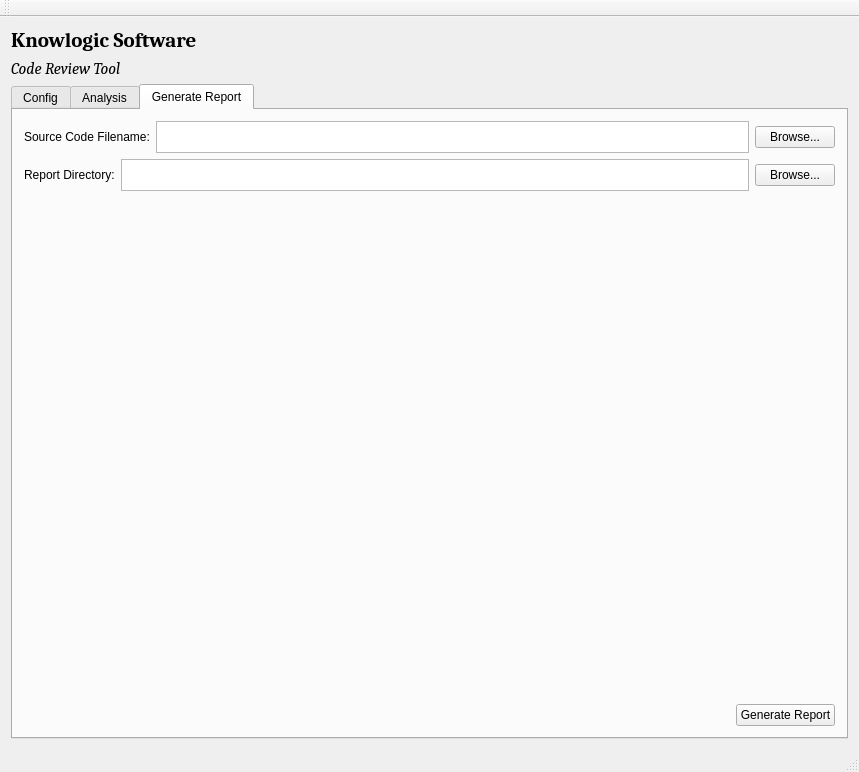
jvahue/codereview1, file crmainwindow.ui: the form before one commit.
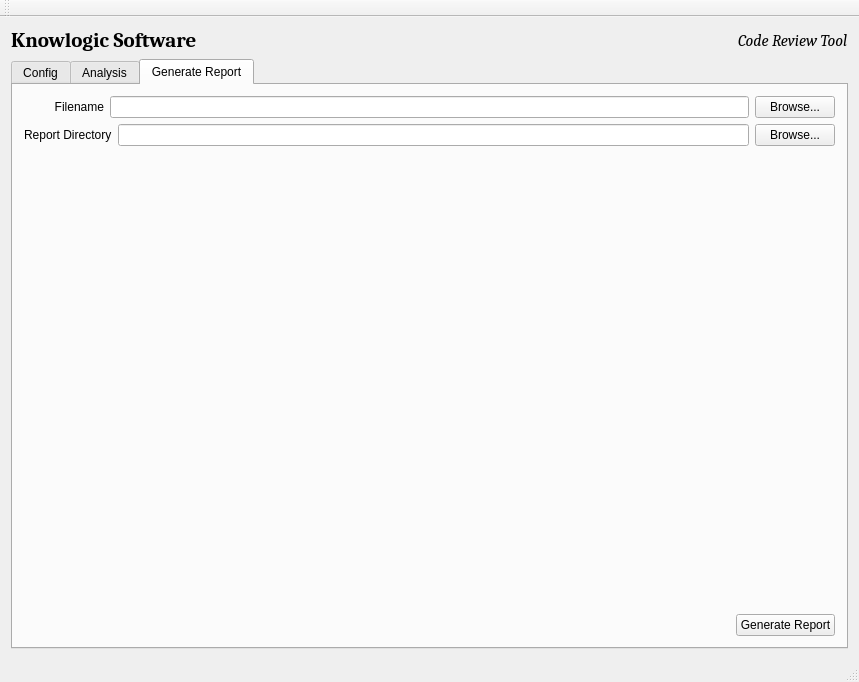
The form after the commit. The open tabs and pages were chosen to show the change.

Diff of the .ui file:
```diff
--- a/crmainwindow.ui
+++ b/crmainwindow.ui
@@ -7,7 +7,7 @@
     <x>0</x>
     <y>0</y>
     <width>855</width>
-    <height>772</height>
+    <height>682</height>
    </rect>
   </property>
   <property name="windowTitle">
@@ -18,7 +18,18 @@
     <item>
      <layout class="QVBoxLayout" name="verticalLayout">
       <item>
+       <layout class="QHBoxLayout" name="horizontalLayout_18">
+        <property name="topMargin">
+         <number>0</number>
+        </property>
+        <item>
        <widget class="QLabel" name="label">
+          <property name="sizePolicy">
+           <sizepolicy hsizetype="Preferred" vsizetype="Preferred">
+            <horstretch>1</horstretch>
+            <verstretch>0</verstretch>
+           </sizepolicy>
+          </property>
         <property name="font">
          <font>
           <family>Cambria</family>
@@ -34,6 +45,12 @@
       </item>
       <item>
        <widget class="QLabel" name="label_2">
+          <property name="sizePolicy">
+           <sizepolicy hsizetype="Preferred" vsizetype="Preferred">
+            <horstretch>0</horstretch>
+            <verstretch>0</verstretch>
+           </sizepolicy>
+          </property>
         <property name="font">
          <font>
           <family>Cambria</family>
@@ -46,8 +63,16 @@
         </property>
        </widget>
       </item>
+       </layout>
+      </item>
       <item>
        <widget class="QTabWidget" name="tabWidget">
+        <property name="sizePolicy">
+         <sizepolicy hsizetype="Expanding" vsizetype="Expanding">
+          <horstretch>0</horstretch>
+          <verstretch>0</verstretch>
+         </sizepolicy>
+        </property>
         <property name="currentIndex">
          <number>0</number>
         </property>
@@ -804,24 +829,30 @@
              <layout class="QHBoxLayout" name="horizontalLayout_7">
               <item>
                <widget class="QLabel" name="label_srcCode">
+                <property name="sizePolicy">
+                 <sizepolicy hsizetype="Preferred" vsizetype="Preferred">
+                  <horstretch>1</horstretch>
+                  <verstretch>0</verstretch>
+                 </sizepolicy>
+                </property>
+                <property name="layoutDirection">
+                 <enum>Qt::LeftToRight</enum>
+                </property>
                 <property name="text">
-                 <string>Source Code Filename:</string>
+                 <string>Filename</string>
+                </property>
+                <property name="alignment">
+                 <set>Qt::AlignRight|Qt::AlignTrailing|Qt::AlignVCenter</set>
                 </property>
                </widget>
               </item>
               <item>
-               <widget class="QTextBrowser" name="textBrowser_ReportFile">
-                <property name="minimumSize">
-                 <size>
-                  <width>0</width>
-                  <height>32</height>
-                 </size>
-                </property>
-                <property name="maximumSize">
-                 <size>
-                  <width>16777215</width>
-                  <height>32</height>
-                 </size>
+               <widget class="QLineEdit" name="reportFileName">
+                <property name="sizePolicy">
+                 <sizepolicy hsizetype="Preferred" vsizetype="Fixed">
+                  <horstretch>8</horstretch>
+                  <verstretch>0</verstretch>
+                 </sizepolicy>
                 </property>
                </widget>
               </item>
@@ -838,24 +869,24 @@
              <layout class="QHBoxLayout" name="horizontalLayout_8">
               <item>
                <widget class="QLabel" name="label_reportDir">
+                <property name="sizePolicy">
+                 <sizepolicy hsizetype="Preferred" vsizetype="Preferred">
+                  <horstretch>1</horstretch>
+                  <verstretch>0</verstretch>
+                 </sizepolicy>
+                </property>
                 <property name="text">
-                 <string>Report Directory:</string>
+                 <string>Report Directory</string>
                 </property>
                </widget>
               </item>
               <item>
-               <widget class="QTextBrowser" name="textBrowser_ReportDir">
-                <property name="minimumSize">
-                 <size>
-                  <width>0</width>
-                  <height>32</height>
-                 </size>
-                </property>
-                <property name="maximumSize">
-                 <size>
-                  <width>16777215</width>
-                  <height>32</height>
-                 </size>
+               <widget class="QLineEdit" name="reportDirectory">
+                <property name="sizePolicy">
+                 <sizepolicy hsizetype="Preferred" vsizetype="Fixed">
+                  <horstretch>8</horstretch>
+                  <verstretch>0</verstretch>
+                 </sizepolicy>
                 </property>
                </widget>
               </item>
```
Left out of the diff: 96 changed lines with no effect on the pictures. Lines whose indentation alone changed are shown as unchanged.
